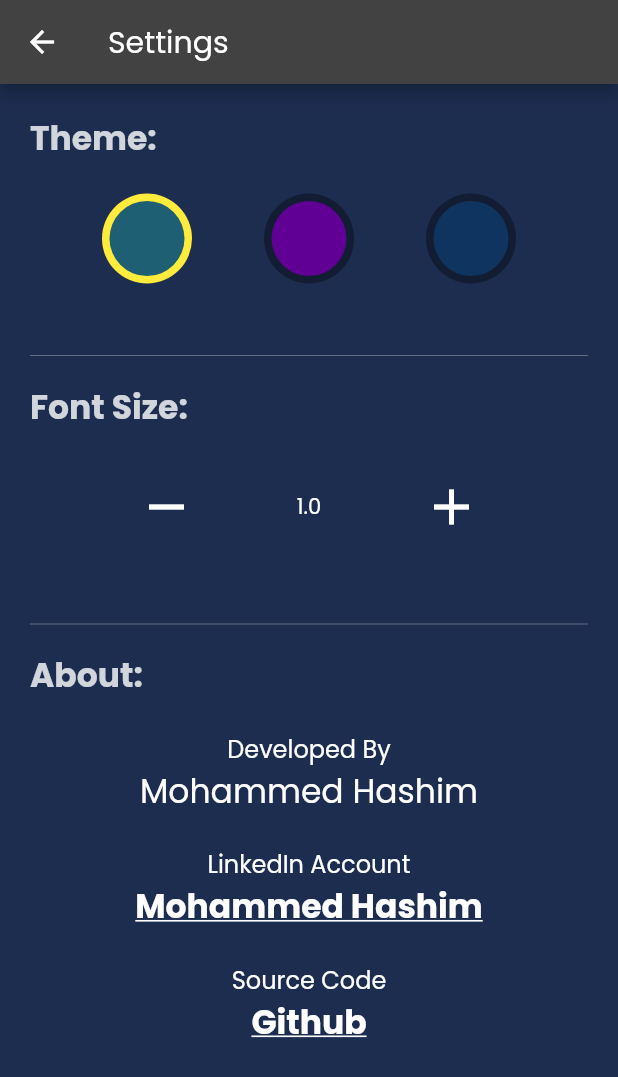
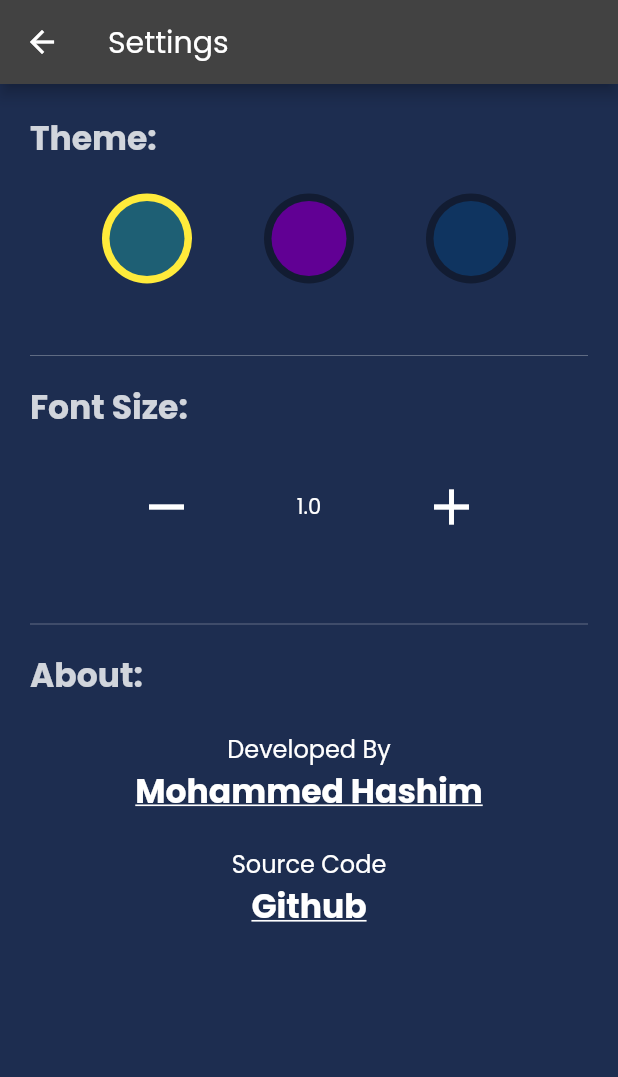
Before and after one commit to mohammedhashim44/Flutter-Lyrics-App, a Flutter app: the SettingsScreen screen opened directly, on a phone screen of 412 x 824 dp. Shown: the top 1077 px of the screen. Run offline on Flutter 3.47's test engine with Material 2 defaults, Android fonts, the phone set to English and light mode, and no system bars; our stand-ins replace cached_network_image, dio, flare_flutter, flutter_bloc, get_it, hive and 2 more; accounts and stored records are empty; generated files the repository leaves out were written again; statements that could not run were skipped.

Commit message:
Changed settings screen

```diff
--- a/lib/src/screens/settings_screen.dart
+++ b/lib/src/screens/settings_screen.dart
@@ -134,18 +134,14 @@ class _SettingsScreenState extends State<SettingsScreen> {
         crossAxisAlignment: CrossAxisAlignment.center,
         children: [
           _buildAboutDataText("Developed By", fontSize: 16),
-          _buildAboutDataText("Mohammed Hashim", fontSize: 22),
-          SizedBox(
-            height: 20,
-          ),
-          _buildAboutDataText("LinkedIn Account", fontSize: 16),
           _buildLinkText("Mohammed Hashim",
               "https://www.linkedin.com/in/mohammed-hashim-25764b1b2/"),
           SizedBox(
             height: 20,
           ),
           _buildAboutDataText("Source Code", fontSize: 16),
-          _buildLinkText("Github", "https://github.com/mohammedhashim44/Flutter-Lyrics-App"),
+          _buildLinkText("Github",
+              "https://github.com/mohammedhashim44/Flutter-Lyrics-App"),
         ],
       ),
     );
```
